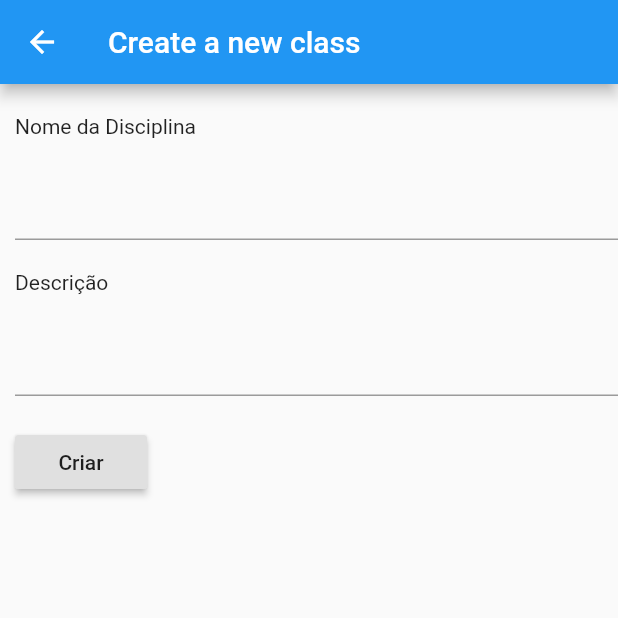
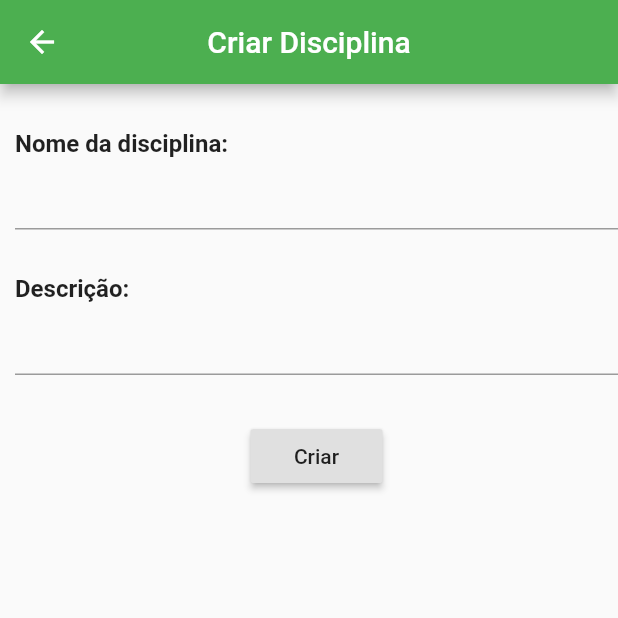
Before and after one commit to plicca/flutter-academy, a Flutter app: the screen it shows after launch, after a tap on the "add" icon, on a phone screen of 412 x 824 dp, the top half of it. Run offline on Flutter 3.47's test engine with Material 2 defaults, Android fonts, the phone set to English and light mode, and no system bars; network calls fail.

Commit message:
home page now only shows classes relevant to the teacher, added functionality to add subject button endpoints for professor_subject and subject

```diff
--- a/lib/model/student.dart
+++ b/lib/model/student.dart
@@ -10,8 +10,8 @@ class Student {
   factory Student.fromJson(Map<String, dynamic> json) {
     return Student(
       id: json['ID'],
-      firstName: json['first_name'],
-      lastName: json['last_name'],
+      firstName: json['FirstName'],
+      lastName: json['LastName'],
       cursoID: json['CursoID'],
       startDate: json['StartDate'],
     );
--- a/lib/networking/student_endpoint.dart
+++ b/lib/networking/student_endpoint.dart
@@ -16,7 +16,7 @@ Future<List<Student>> fetchStudents() async {
   return [];
 }
 Future<Student> fetchStudent(int id) async {
-  final studentSufix = "/student/" + id.toString();
+  final studentSufix = "student/" + id.toString();
   try {
     final response = await http.get(endpoint + studentSufix);
     return Student.fromJson(json.decode(response.body));
--- a/lib/subjects_display.dart
+++ b/lib/subjects_display.dart
@@ -1,7 +1,9 @@
 import 'package:clip/model/subject.dart';
 import 'package:clip/networking/subject_endpoint.dart';
-import 'package:clip/networking/teacher_endpoint.dart';
 import 'package:flutter/material.dart';
+import 'package:clip/networking/professor_subject_endpoint.dart';
+
+
 
 class Subjects extends StatefulWidget {
   @override
@@ -9,7 +11,7 @@ class Subjects extends StatefulWidget {
 }
 
 class _SubjectsState extends State<Subjects> {
-  List<Subject> _subjects = [];
+  List<Subject> _subjects = []; //= [Subject(id: 0, name: "", description: "")];
 
   void initState() {
     super.initState();
@@ -31,7 +33,10 @@ class _SubjectsState extends State<Subjects> {
       body: _buildSubjects(),
       floatingActionButton: FloatingActionButton(
         onPressed: () {
-          Navigator.push(context, MaterialPageRoute(builder: (context) => CreateClass()),);
+          Navigator.push(
+            context,
+            MaterialPageRoute(builder: (context) => CreateSubjectScreen()),
+          );
         },
         child: Icon(Icons.add),
         backgroundColor: Colors.green,
@@ -44,55 +49,70 @@ class _SubjectsState extends State<Subjects> {
         padding: const EdgeInsets.all(16.0),
         itemBuilder: (context, i) {
           final index = i;
-          if (i >= _subjects.length)
-            return null;
+          if (i >= _subjects.length) return null;
           return _buildRow(_subjects[index]);
         });
   }
 
   Widget _buildRow(Subject subject) {
     return ListTile(
-      title: Text(subject.name ?? ""),
+      title: Text(subject.name),
     );
   }
 }
 
-class CreateClass extends StatelessWidget{
-  TextEditingController controllerCreate = new TextEditingController();
-  TextEditingController controllerDescription = new TextEditingController();
+class CreateSubjectScreen extends StatefulWidget {
+  _CreateSubjectScreenState createState() => new _CreateSubjectScreenState();
+}
 
-  Widget build (BuildContext context) {
-    return Scaffold (
+class _CreateSubjectScreenState extends State<CreateSubjectScreen> {
+  final controllerName = TextEditingController();
+  final controllerDescription = TextEditingController();
+
+  @override
+  void dispose() {
+    // Clean up the controller when the Widget is disposed
+    controllerName.dispose();
+    controllerDescription.dispose();
+    super.dispose();
+  }
+
+  Widget build(BuildContext context) {
+    return Scaffold(
         appBar: AppBar(
-        title: Text("Create a new class"),
+          centerTitle: true,
+          backgroundColor: Colors.green,
+          title: Text("Criar Disciplina"),
         ),
-      body: new Container(
+        body: Container(
           padding: EdgeInsets.only(left: 10.0),
-        child: new Column(
+          child: Column(
             crossAxisAlignment: CrossAxisAlignment.start,
-          children: <Widget>[
-            new Padding(padding: EdgeInsets.symmetric(vertical: 10, horizontal: 10)),
-            new Text("Nome da Disciplina"),
-            new Padding(padding: EdgeInsets.symmetric(vertical: 10, horizontal: 10)),
-            new TextFormField(
-              controller: controllerCreate,
+            children: <Widget> [
+              new Padding(padding: EdgeInsets.symmetric(horizontal: 10.0, vertical: 15.0)),
+              new Text("Nome da disciplina: ", style: new TextStyle(fontWeight: FontWeight.bold, fontSize: 16.0)),
+              TextFormField(
+                controller: controllerName,
               ),
-            new Padding(padding: EdgeInsets.symmetric(vertical: 10, horizontal: 10)),
-            new Text("Descrição"),
-            new Padding(padding: EdgeInsets.symmetric(vertical: 10, horizontal: 10)),
-            new TextFormField(controller: controllerDescription,),
-            new Padding(padding: EdgeInsets.symmetric(vertical: 10, horizontal: 10)),
-            new RaisedButton(
-              onPressed: (){
+              new Padding(padding: EdgeInsets.symmetric(horizontal: 10.0, vertical: 15.0)),
+              new Text("Descrição: ", style: new TextStyle(fontWeight: FontWeight.bold, fontSize: 16.0)),
+              TextFormField(
+                controller: controllerDescription,
+              ),
+              new Padding(padding: EdgeInsets.symmetric(horizontal: 10.0, vertical: 15.0)),
+              Center(
+                child: RaisedButton(
+                  onPressed: () async {
+                    final subject = await createSubject(controllerName.text, controllerDescription.text);
+                    postProfessorSubject(1, subject.id);
                     Navigator.pop(context);
-                print(controllerCreate.text);
-                print(controllerDescription.text);
                   },
                   child: Text("Criar"),
                 ),
+              ),
             ],
           ),
-      ),
+        )
     );
   }
 }
```
Also changed, not shown: lib/model/professor_subject.dart (added, +15 -0 lines), lib/networking/professor_subject_endpoint.dart (added, +21 -0 lines), lib/networking/subject_endpoint.dart (+35 -7 lines), lib/networking/teacher_endpoint.dart (+9 -6 lines), lib/search_page.dart (+4 -6 lines). Lines whose indentation alone changed are shown as unchanged.
